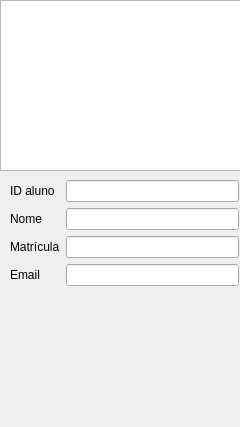
Old version of the form userUpdate.ui in the repository Gaffaell/projeto-agenda.
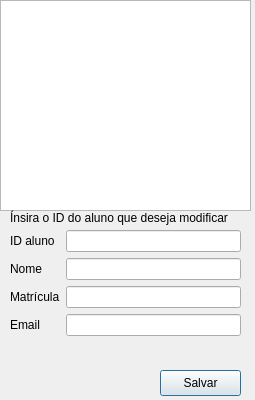
New version of the form.

The edit to the form file:
```diff
--- a/userUpdate.ui
+++ b/userUpdate.ui
@@ -6,8 +6,8 @@
    <rect>
     <x>0</x>
     <y>0</y>
-    <width>240</width>
-    <height>427</height>
+    <width>255</width>
+    <height>400</height>
    </rect>
   </property>
   <property name="windowTitle">
@@ -18,8 +18,8 @@
     <rect>
      <x>0</x>
      <y>0</y>
-     <width>241</width>
-     <height>171</height>
+     <width>251</width>
+     <height>211</height>
     </rect>
    </property>
   </widget>
@@ -27,8 +27,8 @@
    <property name="geometry">
     <rect>
      <x>10</x>
-     <y>180</y>
-     <width>229</width>
+     <y>230</y>
+     <width>231</width>
      <height>131</height>
     </rect>
    </property>
@@ -75,6 +75,32 @@
     </item>
    </layout>
   </widget>
+  <widget class="QPushButton" name="userUpdateButton">
+   <property name="geometry">
+    <rect>
+     <x>160</x>
+     <y>370</y>
+     <width>81</width>
+     <height>26</height>
+    </rect>
+   </property>
+   <property name="text">
+    <string>Salvar</string>
+   </property>
+  </widget>
+  <widget class="QLabel" name="label_5">
+   <property name="geometry">
+    <rect>
+     <x>10</x>
+     <y>210</y>
+     <width>221</width>
+     <height>16</height>
+    </rect>
+   </property>
+   <property name="text">
+    <string>Ínsira o ID do aluno que deseja modificar</string>
+   </property>
+  </widget>
  </widget>
  <resources/>
  <connections/>
```
Left out of the diff: 10 changed lines with no effect on the pictures.
